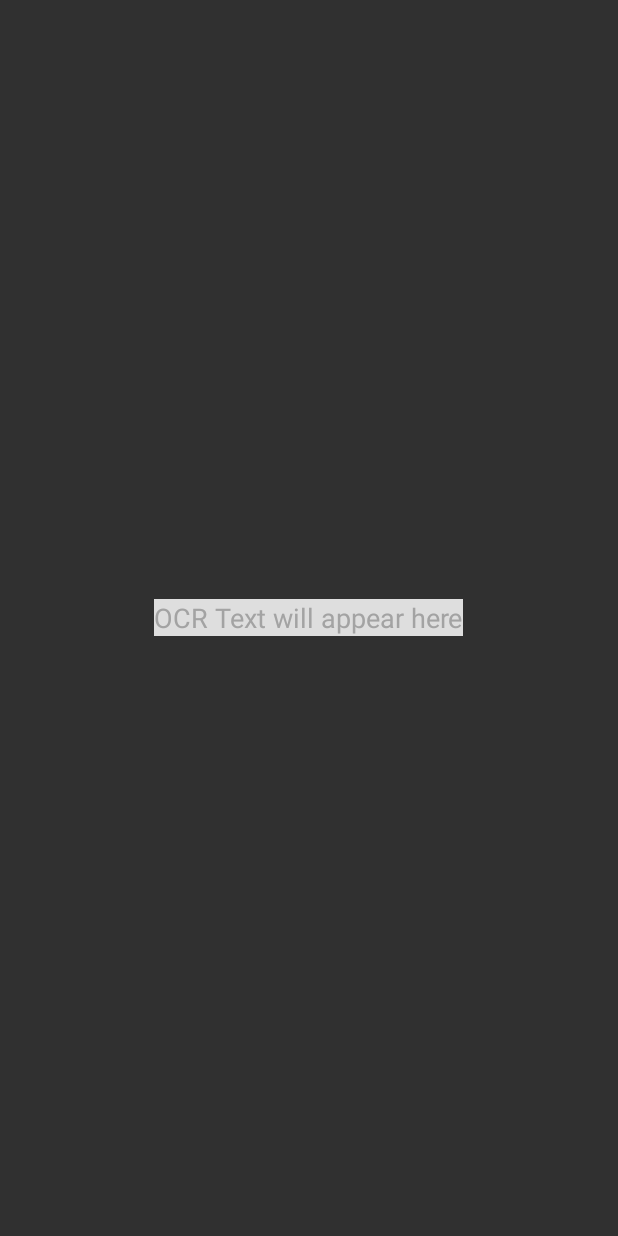
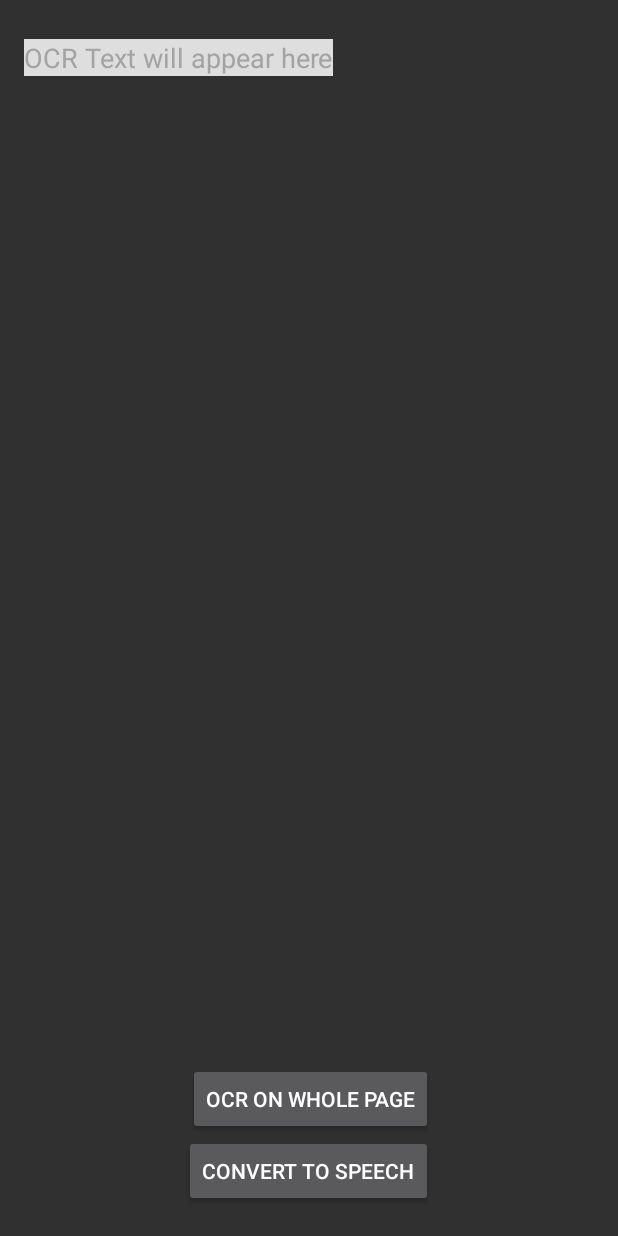
Before and after one commit to aggarwalnisha/Scanner, an Android app: the OCRActivity screen opened directly, with no data from a screen before it, on a phone screen of 412 x 824 dp. Run offline under Robolectric (Android 15) with nearby library versions, the phone set to English and light mode, and no system bars; libraries missing offline, so code that uses them is left out: com.googlecode.tesseract.

```diff
--- a/app/src/main/java/com/nisha/scanner/CapturedImageActivity.java
+++ b/app/src/main/java/com/nisha/scanner/CapturedImageActivity.java
@@ -376,9 +376,8 @@ public class CapturedImageActivity extends AppCompatActivity {
                     try{
                         finalMat = outputMat;
                         Imgproc.cvtColor(outputMat, finalMat, Imgproc.COLOR_BGR2GRAY);
-                        Imgproc.adaptiveThreshold(finalMat, finalMat, 230, Imgproc.ADAPTIVE_THRESH_MEAN_C, Imgproc.THRESH_BINARY, 30, 3);
+                        Imgproc.adaptiveThreshold(finalMat, finalMat, 230, Imgproc.ADAPTIVE_THRESH_MEAN_C, Imgproc.THRESH_BINARY, 19, 5);
                         thresh_bitmap = null;
-
 
                         thresh_bitmap = Bitmap.createBitmap(resultWidth, resultHeight, Bitmap.Config.ARGB_8888);
                         Utils.matToBitmap(finalMat, thresh_bitmap);
@@ -408,6 +407,7 @@ public class CapturedImageActivity extends AppCompatActivity {
                         e.printStackTrace();
                     }
                     Toast.makeText(getApplicationContext(), "OCR Activity", Toast.LENGTH_SHORT).show();
+                    Log.i(TAG, "Sent to OCR activity");
                     Intent intent = new Intent(getApplicationContext(), OCRActivity.class);
                     startActivity(intent);
                 }
--- a/app/src/main/java/com/nisha/scanner/OCRActivity.java
+++ b/app/src/main/java/com/nisha/scanner/OCRActivity.java
@@ -10,7 +10,10 @@ import android.os.Bundle;
 import android.text.method.ScrollingMovementMethod;
 import android.util.Log;
 import android.view.View;
+import android.widget.Button;
+import android.widget.ScrollView;
 import android.widget.TextView;
+import android.widget.Toast;
 
 import com.googlecode.tesseract.android.TessBaseAPI;
 
@@ -76,29 +79,20 @@ public class OCRActivity extends AppCompatActivity {
         }
     }
 
-    public void runOCR(View view){
-        try {
-            String OCRresult = null;
-            mTess.setImage(image);
-            OCRresult = mTess.getUTF8Text();
-            TextView tv_OCR_Result = (TextView) findViewById(R.id.tv_OCR_Result);
-            tv_OCR_Result.setText(OCRresult);
-        }catch(Exception e){
-            e.printStackTrace();
-        }
-    }
+//    public void runOCR(View view){
+//
+//    }
 
     @Override
     protected void onCreate(Bundle savedInstanceState) {
+        Log.i(TAG, "OnCreate");
         super.onCreate(savedInstanceState);
         setContentView(R.layout.activity_ocr);
 
         TextView textView = (TextView) findViewById(R.id.tv_OCR_Result);
-        textView.setMovementMethod(new ScrollingMovementMethod());
 
         Log.i(TAG, "Loading Bitmap");
 
-        Bitmap image;
         ContextWrapper cw = new ContextWrapper(getApplicationContext());
 
         File directory = cw.getDir("imageDir", Context.MODE_PRIVATE);
@@ -109,19 +103,41 @@ public class OCRActivity extends AppCompatActivity {
 
             image = BitmapFactory.decodeStream(new FileInputStream(myImagePath));
 
+            Log.i(TAG, "Into tesseract");
             String language = "eng";
             datapath = getFilesDir()+ "/tesseract/";
             mTess = new TessBaseAPI();
             checkFile(new File(datapath + "tessdata/"));
             mTess.init(datapath, language);
 
-            runOCR(textView);
-
+            Log.i(TAG, "Initialization Done");
 
         }catch(Exception e){
            e.printStackTrace();
         }
 
+        Button ocrBtn = (Button)findViewById(R.id.ocrBtn);
+        ocrBtn.setOnClickListener(new View.OnClickListener() {
+            @Override
+            public void onClick(View view) {
+                Log.i(TAG, "OCR demanded");
+                view.setVisibility(View.INVISIBLE);
+                Log.i(TAG, "View invisible");
+                try {
+
+
+                    String OCRresult = null;
+                    mTess.setImage(image);
+                    OCRresult = mTess.getUTF8Text();
+                    TextView tv_OCR_Result = (TextView) findViewById(R.id.tv_OCR_Result);
+                    tv_OCR_Result.setText(OCRresult);
+                    Toast.makeText(getApplicationContext(), "OCR done!", Toast.LENGTH_SHORT).show();
+                }catch(Exception e){
+                    e.printStackTrace();
+                }
+            }
+        });
+
 
 
     }
--- a/app/src/main/res/layout/activity_ocr.xml
+++ b/app/src/main/res/layout/activity_ocr.xml
@@ -10,15 +10,44 @@
     android:paddingTop="@dimen/activity_vertical_margin"
     tools:context="com.nisha.scanner.OCRActivity">
 
-    <TextView
+    <Button
         android:layout_width="wrap_content"
         android:layout_height="wrap_content"
-        android:text="OCR Text will appear here"
-        android:id="@+id/tv_OCR_Result"
-        android:textSize="18dp"
-        android:layout_centerVertical="true"
+        android:text="OCR on whole page"
+        android:id="@+id/ocrBtn"
+        android:layout_above="@+id/speechBtn"
+        android:layout_alignEnd="@+id/speechBtn"
+        android:layout_centerHorizontal="true"/>
+
+    <Button
+        android:id="@+id/speechBtn"
+        android:layout_width="wrap_content"
+        android:layout_height="wrap_content"
+        android:text="Convert to speech"
+        android:layout_alignParentBottom="true"
+        android:layout_marginBottom="3dp"
         android:layout_centerHorizontal="true"
-        android:background="#dedede"
-        android:scrollbars="vertical"
-        android:textColor="#a3a3a3" />
+        />
+
+    <ScrollView
+        android:layout_width="wrap_content"
+        android:layout_height="match_parent">
+        <TextView
+            android:layout_width="wrap_content"
+            android:layout_height="match_parent"
+            android:text="OCR Text will appear here"
+            android:id="@+id/tv_OCR_Result"
+            android:textSize="18dp"
+            android:layout_marginTop="10dp"
+            android:layout_centerHorizontal="true"
+            android:background="#dedede"
+            android:scrollbars="vertical"
+            android:textColor="#a3a3a3"
+            android:layout_marginBottom="100dp"/>
+    </ScrollView>
+
+    <!--android:layout_centerVertical="true"-->
+
+
+
 </RelativeLayout>
```
